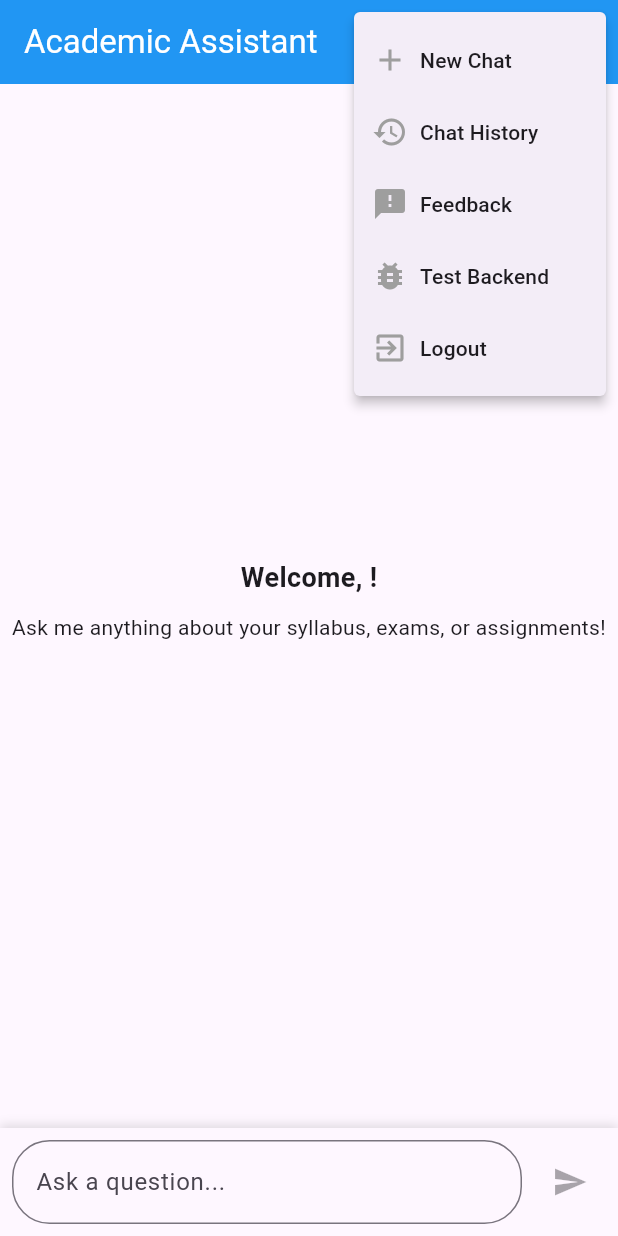
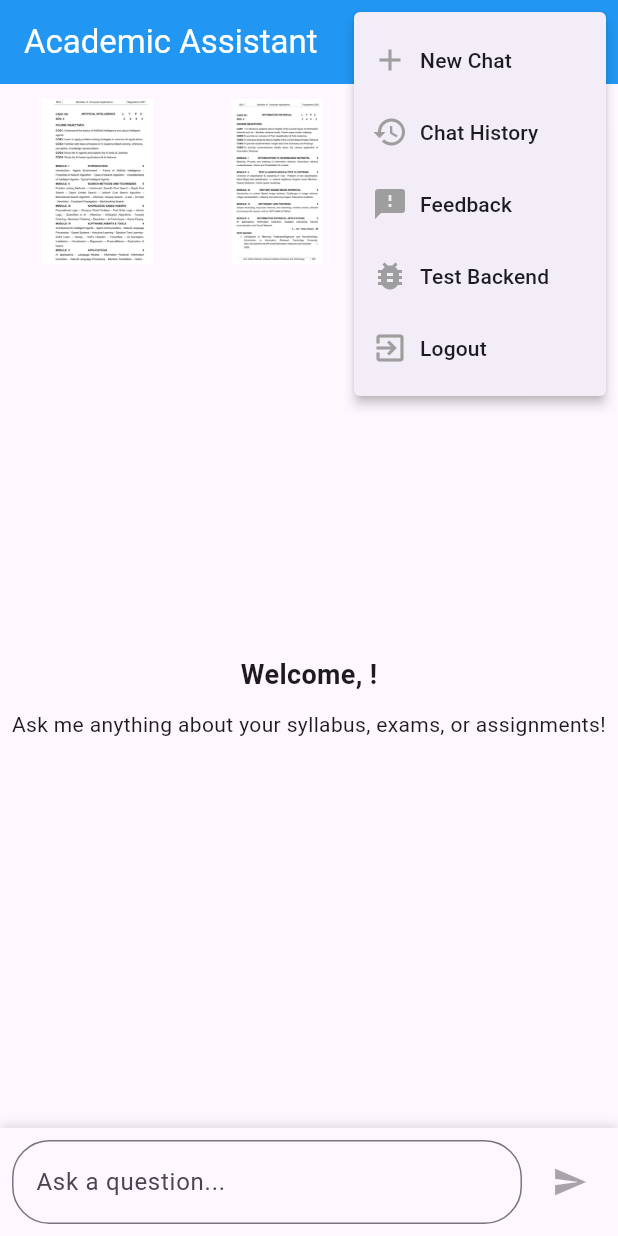
Before and after one commit to mohammed7867/my_flutter_app, a Flutter app: the screen it shows once a user with an empty profile is signed in, after a tap on the "more vert" icon, on a phone screen of 412 x 824 dp. Run offline on Flutter 3.47's test engine with Material 3 defaults, Android fonts, the phone set to English and light mode, and no system bars; our stand-ins replace cloud_firestore, firebase_auth, firebase_core, google_sign_in; accounts and stored records are empty; network calls fail.

```diff
--- a/lib/main.dart
+++ b/lib/main.dart
@@ -18,6 +18,8 @@ void main() async {
 }
 
 class MyApp extends StatelessWidget {
+  const MyApp({super.key});
+
   @override
   Widget build(BuildContext context) {
     return MultiProvider(
--- a/lib/providers/auth_provider.dart
+++ b/lib/providers/auth_provider.dart
@@ -19,7 +19,7 @@ class AuthProvider with ChangeNotifier {
       notifyListeners();
       return userCredential;
     } catch (e) {
-      throw e;
+      rethrow;
     }
   }
 
@@ -42,7 +42,7 @@ class AuthProvider with ChangeNotifier {
       notifyListeners();
       return userCredential;
     } catch (e) {
-      throw e;
+      rethrow;
     }
   }
 
@@ -72,7 +72,7 @@ class AuthProvider with ChangeNotifier {
       notifyListeners();
       return userCredential;
     } catch (e) {
-      throw e;
+      rethrow;
     }
   }
 
--- a/lib/screens/auth_screen.dart
+++ b/lib/screens/auth_screen.dart
@@ -1,38 +1,36 @@
 import 'package:flutter/material.dart';
-import '../widgets/auth_form.dart';
+import '../widgets/auth_form.dart'; // your login/signup form widget
 
 class AuthScreen extends StatelessWidget {
+  const AuthScreen({super.key});
+
   @override
   Widget build(BuildContext context) {
     return Scaffold(
-      body: Container(
-        width: double.infinity,
-        height: double.infinity,
+      body: Stack(
+        children: [
+          // Background Image
+          Container(
             decoration: BoxDecoration(
-          gradient: LinearGradient(
-            begin: Alignment.topLeft,
-            end: Alignment.bottomRight,
-            colors: [
-              Colors.blue.shade300,
-              Colors.blue.shade700,
-            ],
+              image: DecorationImage(
+                image: AssetImage('assets/images/background.jpg'), // ✅ Your login bg
+                fit: BoxFit.cover,
               ),
             ),
-        child: Center(
+          ),
+          // Form on top of background
+          Center(
             child: SingleChildScrollView(
               child: Card(
                 margin: EdgeInsets.all(20),
-              elevation: 8,
-              shape: RoundedRectangleBorder(
-                borderRadius: BorderRadius.circular(10),
-              ),
                 child: Padding(
                   padding: EdgeInsets.all(16),
-                child: AuthForm(), // This is your login/signup form
+                  child: AuthForm(), // ✅ Your existing login form
                 ),
               ),
             ),
           ),
+        ],
       ),
     );
   }
--- a/lib/screens/chat_screen.dart
+++ b/lib/screens/chat_screen.dart
@@ -5,10 +5,10 @@ import '../providers/chat_provider.dart';
 import '../widgets/chat_message.dart';
 import '../widgets/new_message.dart';
 import 'package:my_flutter_app/lib/backend_test_screen.dart';
-import 'package:my_flutter_app/lib/services/api_service.dart';
-
 
 class ChatScreen extends StatefulWidget {
+  const ChatScreen({super.key});
+
   @override
   _ChatScreenState createState() => _ChatScreenState();
 }
@@ -60,10 +60,18 @@ class _ChatScreenState extends State<ChatScreen> {
     }
   }
 
+  void _openFullScreenImage(String imagePath) {
+    Navigator.push(
+      context,
+      MaterialPageRoute(
+        builder: (_) => FullScreenImage(imagePath: imagePath),
+      ),
+    );
+  }
+
   @override
   Widget build(BuildContext context) {
     final messages = Provider.of<ChatProvider>(context).messages;
-
     WidgetsBinding.instance.addPostFrameCallback((_) => _scrollToBottom());
 
     return Scaffold(
@@ -80,7 +88,7 @@ class _ChatScreenState extends State<ChatScreen> {
                 Navigator.of(context).pushNamed('/feedback');
               } else if (value == 'new') {
                 Provider.of<ChatProvider>(context, listen: false).startNewConversation();
-              }else if (value == 'test_backend') {
+              } else if (value == 'test_backend') {
                 Navigator.of(context).push(
                   MaterialPageRoute(builder: (_) => BackendTestScreen()),
                 );
@@ -144,6 +152,34 @@ class _ChatScreenState extends State<ChatScreen> {
       body: Container(
         child: Column(
           children: [
+            // 📚 Syllabus Section
+            Container(
+              height: 130,
+              padding: EdgeInsets.symmetric(vertical: 10),
+              child: ListView(
+                scrollDirection: Axis.horizontal,
+                children: [
+                  SizedBox(width: 10),
+                  GestureDetector(
+                    onTap: () => _openFullScreenImage('assets/syllabus/syllabus1.jpg'),
+                    child: Image.asset('assets/syllabus/syllabus1.jpg', width: 110),
+                  ),
+                  SizedBox(width: 10),
+                  GestureDetector(
+                    onTap: () => _openFullScreenImage('assets/syllabus/syllabus2.jpg'),
+                    child: Image.asset('assets/syllabus/syllabus2.jpg', width: 110),
+                  ),
+                  SizedBox(width: 10),
+                  GestureDetector(
+                    onTap: () => _openFullScreenImage('assets/syllabus/syllabus3.jpg'),
+                    child: Image.asset('assets/syllabus/syllabus3.jpg', width: 110),
+                  ),
+                  SizedBox(width: 10),
+                ],
+              ),
+            ),
+
+            // 💬 Chat Section
             Expanded(
               child: _isLoading
                   ? Center(child: CircularProgressIndicator())
@@ -154,10 +190,7 @@ class _ChatScreenState extends State<ChatScreen> {
                   children: [
                     Text(
                       'Welcome, $_userName!',
-                      style: TextStyle(
-                        fontSize: 18,
-                        fontWeight: FontWeight.bold,
-                      ),
+                      style: TextStyle(fontSize: 18, fontWeight: FontWeight.bold),
                     ),
                     SizedBox(height: 10),
                     Text(
@@ -182,3 +215,22 @@ class _ChatScreenState extends State<ChatScreen> {
     );
   }
 }
+
+// 📸 Full Screen Image Screen
+class FullScreenImage extends StatelessWidget {
+  final String imagePath;
+
+  const FullScreenImage({required this.imagePath});
+
+  @override
+  Widget build(BuildContext context) {
+    return Scaffold(
+      appBar: AppBar(title: Text('Syllabus Image')),
+      body: Center(
+        child: InteractiveViewer(
+          child: Image.asset(imagePath),
+        ),
+      ),
+    );
+  }
+}
--- a/lib/screens/feedback_screen.dart
+++ b/lib/screens/feedback_screen.dart
@@ -1,8 +1,8 @@
 import 'package:flutter/material.dart';
-import 'package:provider/provider.dart';
-import '../providers/auth_provider.dart';
 
 class FeedbackScreen extends StatefulWidget {
+  const FeedbackScreen({super.key});
+
   @override
   _FeedbackScreenState createState() => _FeedbackScreenState();
 }
--- a/lib/widgets/auth_form.dart
+++ b/lib/widgets/auth_form.dart
@@ -3,6 +3,8 @@ import 'package:provider/provider.dart';
 import '../providers/auth_provider.dart';
 
 class AuthForm extends StatefulWidget {
+  const AuthForm({super.key});
+
   @override
   _AuthFormState createState() => _AuthFormState();
 }
@@ -202,14 +204,17 @@ class _AuthFormState extends State<AuthForm> {
                       children: [
                         ElevatedButton(
                           onPressed: _submit,
-                          child: Text(_isLogin ? 'Login' : 'Sign Up'),
                           style: ElevatedButton.styleFrom(
                             minimumSize: Size(double.infinity, 50),
                           ),
+                          child: Text(_isLogin ? 'Login' : 'Sign Up'),
                         ),
                         SizedBox(height: 10),
                         OutlinedButton(
                           onPressed: _signInWithGoogle,
+                          style: OutlinedButton.styleFrom(
+                            minimumSize: Size(double.infinity, 50),
+                          ),
                           child: Row(
                             mainAxisSize: MainAxisSize.min,
                             children: [
@@ -220,9 +225,6 @@ class _AuthFormState extends State<AuthForm> {
                               SizedBox(width: 10),
                               Text('Sign in with Google'),
                             ],
-                          ),
-                          style: OutlinedButton.styleFrom(
-                            minimumSize: Size(double.infinity, 50),
                           ),
                         ),
                         TextButton(
--- a/lib/widgets/chat_message.dart
+++ b/lib/widgets/chat_message.dart
@@ -5,7 +5,7 @@ import 'message_bubble.dart';
 class ChatMessage extends StatelessWidget {
   final Message message;
 
-  ChatMessage(this.message);
+  const ChatMessage(this.message, {super.key});
 
   @override
   Widget build(BuildContext context) {
--- a/lib/widgets/new_message.dart
+++ b/lib/widgets/new_message.dart
@@ -3,6 +3,8 @@ import 'package:provider/provider.dart';
 import '../providers/chat_provider.dart';
 
 class NewMessage extends StatefulWidget {
+  const NewMessage({super.key});
+
   @override
   _NewMessageState createState() => _NewMessageState();
 }
--- a/pubspec.yaml
+++ b/pubspec.yaml
@@ -98,3 +98,6 @@ flutter:
   #
   # For details regarding fonts from package dependencies,
   # see https://flutter.dev/to/font-from-package
+  assets:
+    - assets/images/
+    - assets/syllabus/
```
Also changed, not shown: lib/providers/chat_provider.dart (+53 -50 lines), lib/screens/history_screen.dart (+11 -3 lines), assets/images/background.jpg (added), assets/syllabus/syllabus1.jpg (added), assets/syllabus/syllabus2.jpg (added), assets/syllabus/syllabus3.jpg (added), pubspec.lock. Lines whose indentation alone changed are shown as unchanged.
